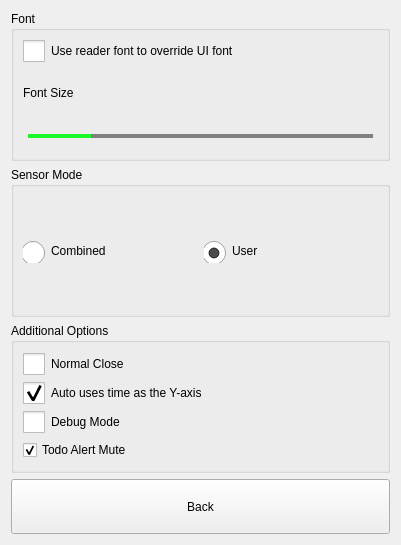
ic005k/Knot-Legacy, file src/dlgpreferences.ui: the form before one commit.
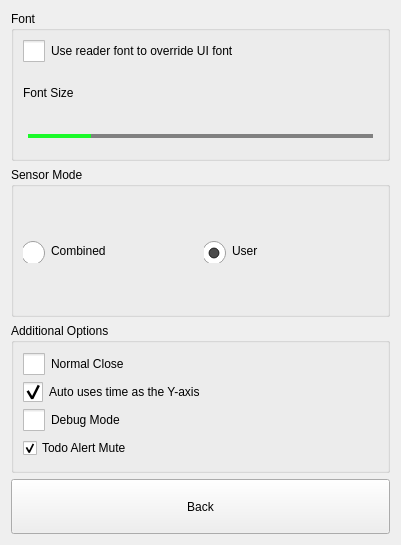
The form after the commit. Icons and pictures are not drawn.

What changed in the file:
```diff
--- a/src/dlgpreferences.ui
+++ b/src/dlgpreferences.ui
@@ -206,9 +206,18 @@
         <property name="styleSheet">
          <string notr="true">QCheckBox::indicator {
     /* 选择框尺寸 */
-    width:22px;
-    height:22px;
-}</string>
+    width:20px;
+    height:20px;
+}
+
+QCheckBox::indicator:unchecked{
+    image:url(:/res/chk0.png);
+}
+
+QCheckBox::indicator:checked{
+    image:url(:/res/chk1.png);
+}
+</string>
         </property>
         <property name="text">
          <string>Auto uses time as the Y-axis</string>
```
